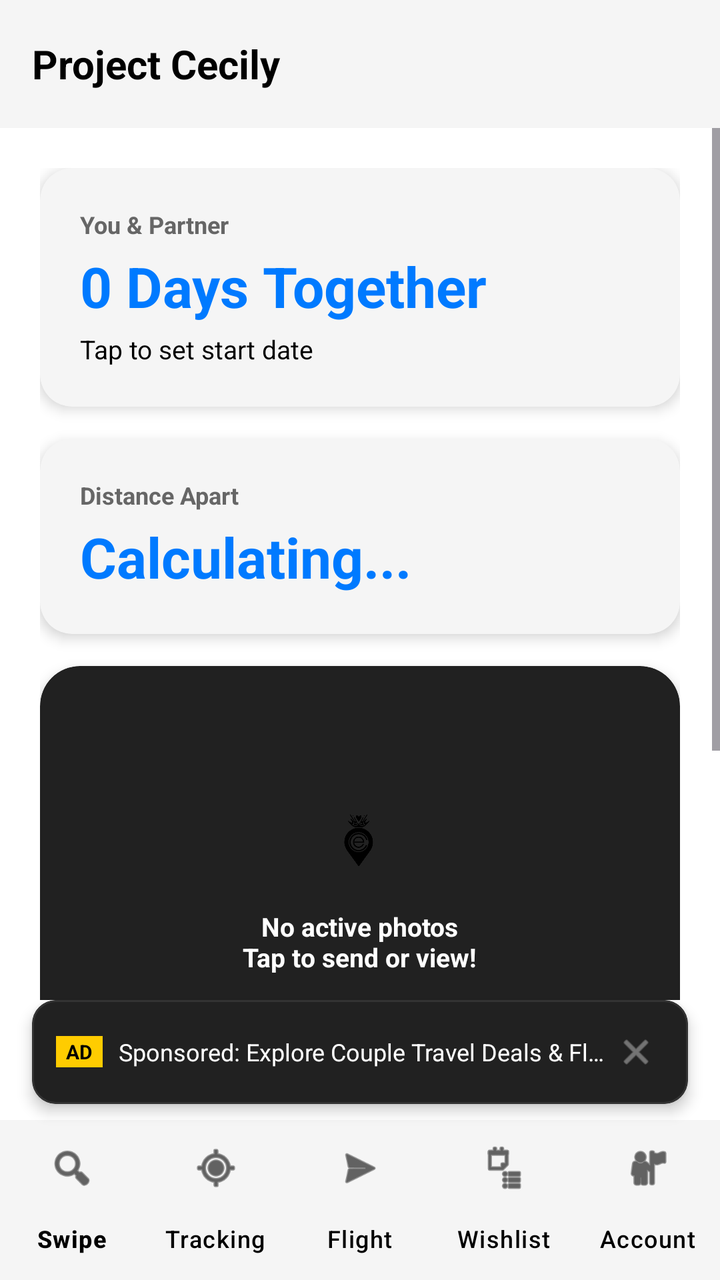
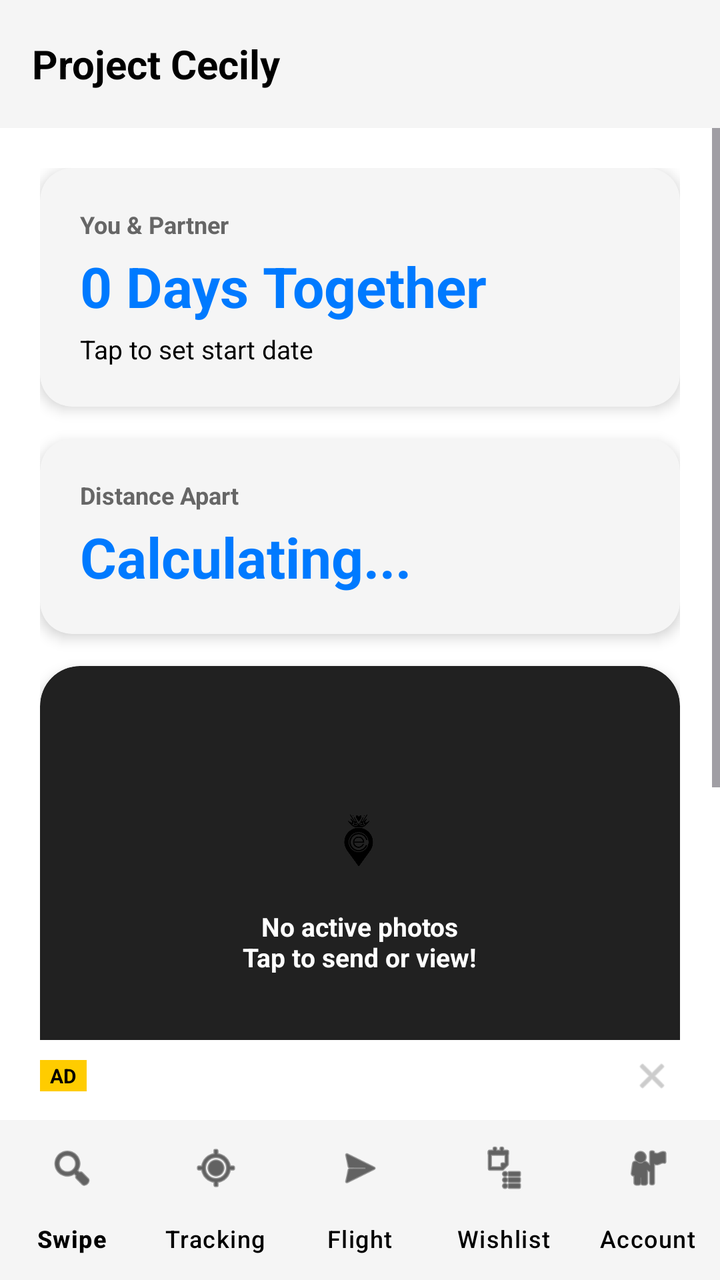

An Android layout rendered at two revisions. The XML below is the earlier revision; the diff shows what the commit changed to produce the second picture.
<!-- AndroidManifest.xml: application theme Theme.ProjectCecily -->
<!-- res/layout/activity_main.xml -->
<?xml version="1.0" encoding="utf-8"?>
<androidx.constraintlayout.widget.ConstraintLayout xmlns:android="http://schemas.android.com/apk/res/android"
    xmlns:app="http://schemas.android.com/apk/res-auto"
    android:layout_width="match_parent"
    android:layout_height="match_parent"
    android:background="@color/app_background">

    
    <com.google.android.material.appbar.AppBarLayout
        android:id="@+id/appBarLayout"
        android:layout_width="match_parent"
        android:layout_height="wrap_content"
        android:fitsSystemWindows="true"
        app:elevation="4dp"
        app:layout_constraintEnd_toEndOf="parent"
        app:layout_constraintStart_toStartOf="parent"
        app:layout_constraintTop_toTopOf="parent">

        <com.google.android.material.appbar.MaterialToolbar
            android:id="@+id/toolbar"
            android:layout_width="match_parent"
            android:layout_height="?attr/actionBarSize"
            android:background="@color/card_background">

            <RelativeLayout
                android:layout_width="match_parent"
                android:layout_height="match_parent">

                <TextView
                    android:id="@+id/tvToolbarTitle"
                    android:layout_width="wrap_content"
                    android:layout_height="wrap_content"
                    android:layout_centerVertical="true"
                    android:text="Project Cecily"
                    android:textColor="@color/text_primary"
                    android:textSize="20sp"
                    android:textStyle="bold" />
            </RelativeLayout>
        </com.google.android.material.appbar.MaterialToolbar>
    </com.google.android.material.appbar.AppBarLayout>

    <ScrollView
        android:id="@+id/main_scroll"
        android:layout_width="0dp"
        android:layout_height="0dp"
        app:layout_constraintBottom_toTopOf="@id/cardBannerAd"
        app:layout_constraintEnd_toEndOf="parent"
        app:layout_constraintStart_toStartOf="parent"
        app:layout_constraintTop_toBottomOf="@id/appBarLayout">

        <LinearLayout
            android:layout_width="match_parent"
            android:layout_height="wrap_content"
            android:orientation="vertical"
            android:padding="20dp">

            
            <com.google.android.material.card.MaterialCardView
                android:id="@+id/cardUnpairedHero"
                android:layout_width="match_parent"
                android:layout_height="wrap_content"
                android:layout_marginBottom="16dp"
                android:visibility="gone"
                app:cardBackgroundColor="@color/card_background"
                app:cardCornerRadius="16dp"
                app:cardElevation="4dp"
                app:strokeColor="@color/nav_selected"
                app:strokeWidth="1.5dp">

                <LinearLayout
                    android:layout_width="match_parent"
                    android:layout_height="wrap_content"
                    android:orientation="vertical"
                    android:padding="20dp">

                    <TextView
                        android:layout_width="wrap_content"
                        android:layout_height="wrap_content"
                        android:text="Pairing Required"
                        android:textColor="@color/nav_selected"
                        android:textSize="12sp"
                        android:textStyle="bold" />

                    <TextView
                        android:id="@+id/tvHeroPairCode"
                        android:layout_width="wrap_content"
                        android:layout_height="wrap_content"
                        android:layout_marginTop="4dp"
                        android:text="Your Code: ------"
                        android:textColor="@color/text_primary"
                        android:textSize="22sp"
                        android:textStyle="bold" />

                    <TextView
                        android:layout_width="wrap_content"
                        android:layout_height="wrap_content"
                        android:layout_marginTop="4dp"
                        android:text="Share this 6-digit code with your partner in Account Settings to sync location, flights, and wishlists!"
                        android:textColor="@color/text_secondary"
                        android:textSize="12sp" />
                </LinearLayout>
            </com.google.android.material.card.MaterialCardView>

            
            <com.google.android.material.card.MaterialCardView
                android:id="@+id/cardTogetherDays"
                android:layout_width="match_parent"
                android:layout_height="wrap_content"
                android:layout_marginBottom="16dp"
                app:cardBackgroundColor="@color/card_background"
                app:cardCornerRadius="16dp"
                app:cardElevation="4dp"
                app:strokeWidth="0dp">

                <LinearLayout
                    android:layout_width="match_parent"
                    android:layout_height="wrap_content"
                    android:orientation="vertical"
                    android:padding="20dp">

                    <TextView
                        android:id="@+id/tvCoupleNames"
                        android:layout_width="wrap_content"
                        android:layout_height="wrap_content"
                        android:text="You &amp; Partner"
                        android:textColor="@color/text_secondary"
                        android:textSize="12sp"
                        android:textStyle="bold" />

                    <TextView
                        android:id="@+id/tvTogetherDays"
                        android:layout_width="wrap_content"
                        android:layout_height="wrap_content"
                        android:layout_marginTop="4dp"
                        android:text="0 Days Together"
                        android:textColor="@color/nav_selected"
                        android:textSize="28sp"
                        android:textStyle="bold" />

                    <TextView
                        android:id="@+id/tvAnniversaryDate"
                        android:layout_width="wrap_content"
                        android:layout_height="wrap_content"
                        android:layout_marginTop="4dp"
                        android:text="Tap to set start date"
                        android:textColor="@color/text_primary"
                        android:textSize="13sp" />
                </LinearLayout>
            </com.google.android.material.card.MaterialCardView>

            
            <com.google.android.material.card.MaterialCardView
                android:id="@+id/cardProximity"
                android:layout_width="match_parent"
                android:layout_height="wrap_content"
                android:layout_marginBottom="16dp"
                app:cardBackgroundColor="@color/card_background"
                app:cardCornerRadius="16dp"
                app:cardElevation="4dp"
                app:strokeWidth="0dp">

                <LinearLayout
                    android:layout_width="match_parent"
                    android:layout_height="wrap_content"
                    android:orientation="vertical"
                    android:padding="20dp">

                    <TextView
                        android:layout_width="wrap_content"
                        android:layout_height="wrap_content"
                        android:text="Distance Apart"
                        android:textColor="@color/text_secondary"
                        android:textSize="12sp"
                        android:textStyle="bold" />

                    <TextView
                        android:id="@+id/tvLiveDistance"
                        android:layout_width="wrap_content"
                        android:layout_height="wrap_content"
                        android:layout_marginTop="4dp"
                        android:text="Calculating..."
                        android:textColor="@color/nav_selected"
                        android:textSize="28sp"
                        android:textStyle="bold" />

                    <TextView
                        android:id="@+id/tvPartnerTimeSummary"
                        android:layout_width="wrap_content"
                        android:layout_height="wrap_content"
                        android:layout_marginTop="6dp"
                        android:text=""
                        android:textColor="@color/text_primary"
                        android:textSize="13sp"
                        android:visibility="gone" />
                </LinearLayout>
            </com.google.android.material.card.MaterialCardView>

            
            <com.google.android.material.card.MaterialCardView
                android:id="@+id/cardDashPhotoCycle"
                android:layout_width="match_parent"
                android:layout_height="220dp"
                android:layout_marginBottom="16dp"
                android:clickable="true"
                android:focusable="true"
                app:cardBackgroundColor="#212121"
                app:cardCornerRadius="20dp"
                app:cardElevation="4dp"
                app:strokeWidth="0dp">

                <FrameLayout
                    android:layout_width="match_parent"
                    android:layout_height="match_parent">

                    <ImageView
                        android:id="@+id/ivDashPhotoCycle"
                        android:layout_width="match_parent"
                        android:layout_height="match_parent"
                        android:scaleType="centerCrop"
                        android:contentDescription="Partner Active Photo Stream" />

                    
                    <LinearLayout
                        android:id="@+id/layoutDashPhotoFallback"
                        android:layout_width="match_parent"
                        android:layout_height="match_parent"
                        android:gravity="center"
                        android:orientation="vertical"
                        android:padding="16dp">

                        <ImageView
                            android:layout_width="48dp"
                            android:layout_height="48dp"
                            android:src="@drawable/ic_app_logo_mono_black"
                            android:contentDescription="App Logo" />

                        <TextView
                            android:id="@+id/tvDashPhotoFallbackText"
                            android:layout_width="wrap_content"
                            android:layout_height="wrap_content"
                            android:layout_marginTop="8dp"
                            android:gravity="center"
                            android:text="No active photos\nTap to send or view!"
                            android:textColor="#FFFFFF"
                            android:textSize="13sp"
                            android:textStyle="bold" />
                    </LinearLayout>

                </FrameLayout>
            </com.google.android.material.card.MaterialCardView>

            
            <LinearLayout
                android:layout_width="match_parent"
                android:layout_height="wrap_content"
                android:layout_marginBottom="16dp"
                android:orientation="horizontal">

                
                <com.google.android.material.card.MaterialCardView
                    android:id="@+id/cardFlight"
                    android:layout_width="0dp"
                    android:layout_height="wrap_content"
                    android:layout_marginEnd="6dp"
                    android:layout_weight="1"
                    app:cardBackgroundColor="@color/card_background"
                    app:cardCornerRadius="16dp"
                    app:cardElevation="4dp"
                    app:strokeWidth="0dp">

                    <LinearLayout
                        android:layout_width="match_parent"
                        android:layout_height="wrap_content"
                        android:orientation="vertical"
                        android:padding="16dp">

                        <TextView
                            android:layout_width="wrap_content"
                            android:layout_height="wrap_content"
                            android:text="✈️ Flight Tracker"
                            android:textColor="@color/text_secondary"
                            android:textSize="11sp"
                            android:textStyle="bold" />

                        <TextView
                            android:id="@+id/tvFlightSummary"
                            android:layout_width="wrap_content"
                            android:layout_height="wrap_content"
                            android:layout_marginTop="4dp"
                            android:text="No flights added"
                            android:textColor="@color/text_primary"
                            android:textSize="14sp"
                            android:textStyle="bold" />
                    </LinearLayout>
                </com.google.android.material.card.MaterialCardView>

                
                <com.google.android.material.card.MaterialCardView
                    android:id="@+id/cardWishlist"
                    android:layout_width="0dp"
                    android:layout_height="wrap_content"
                    android:layout_marginStart="6dp"
                    android:layout_weight="1"
                    app:cardBackgroundColor="@color/card_background"
                    app:cardCornerRadius="16dp"
                    app:cardElevation="4dp"
                    app:strokeWidth="0dp">

                    <LinearLayout
                        android:layout_width="match_parent"
                        android:layout_height="wrap_content"
                        android:orientation="vertical"
                        android:padding="16dp">

                        <TextView
                            android:layout_width="wrap_content"
                            android:layout_height="wrap_content"
                            android:text="🎁 Wishlist"
                            android:textColor="@color/text_secondary"
                            android:textSize="11sp"
                            android:textStyle="bold" />

                        <TextView
                            android:id="@+id/tvWishlistSummary"
                            android:layout_width="wrap_content"
                            android:layout_height="wrap_content"
                            android:layout_marginTop="4dp"
                            android:text="No items yet"
                            android:textColor="@color/text_primary"
                            android:textSize="14sp"
                            android:textStyle="bold" />
                    </LinearLayout>
                </com.google.android.material.card.MaterialCardView>

            </LinearLayout>

        </LinearLayout>
    </ScrollView>

    
    <com.google.android.material.card.MaterialCardView
        android:id="@+id/cardBannerAd"
        android:layout_width="match_parent"
        android:layout_height="52dp"
        android:layout_marginHorizontal="16dp"
        android:layout_marginBottom="8dp"
        app:cardBackgroundColor="#212121"
        app:cardCornerRadius="12dp"
        app:cardElevation="4dp"
        app:strokeColor="#333333"
        app:strokeWidth="1dp"
        app:layout_constraintBottom_toTopOf="@id/bottom_navigation"
        app:layout_constraintEnd_toEndOf="parent"
        app:layout_constraintStart_toStartOf="parent">

        <LinearLayout
            android:layout_width="match_parent"
            android:layout_height="match_parent"
            android:gravity="center_vertical"
            android:orientation="horizontal"
            android:paddingHorizontal="12dp">

            <TextView
                android:layout_width="wrap_content"
                android:layout_height="wrap_content"
                android:background="#FFCC00"
                android:paddingHorizontal="5dp"
                android:paddingVertical="1dp"
                android:text="AD"
                android:textColor="#000000"
                android:textSize="10sp"
                android:textStyle="bold" />

            <TextView
                android:id="@+id/tvAdBannerText"
                android:layout_width="0dp"
                android:layout_height="wrap_content"
                android:layout_marginStart="8dp"
                android:layout_weight="1"
                android:ellipsize="end"
                android:singleLine="true"
                android:text="Sponsored: Explore Couple Travel Deals &amp; Flights ✈️"
                android:textColor="#FFFFFF"
                android:textSize="12sp" />

            <ImageView
                android:id="@+id/btnDismissAd"
                android:layout_width="28dp"
                android:layout_height="28dp"
                android:background="?attr/selectableItemBackgroundBorderless"
                android:clickable="true"
                android:contentDescription="Close Ad"
                android:focusable="true"
                android:padding="4dp"
                android:src="@android:drawable/ic_menu_close_clear_cancel"
                app:tint="#AAAAAA" />
        </LinearLayout>
    </com.google.android.material.card.MaterialCardView>

    
    <com.google.android.material.bottomnavigation.BottomNavigationView
        android:id="@+id/bottom_navigation"
        android:layout_width="match_parent"
        android:layout_height="wrap_content"
        android:background="@color/card_background"
        app:itemActiveIndicatorStyle="@null"
        app:itemIconTint="@color/nav_item_color"
        app:itemTextColor="@color/nav_item_color"
        app:labelVisibilityMode="labeled"
        app:layout_constraintBottom_toBottomOf="parent"
        app:menu="@menu/bottom_nav_menu" />

</androidx.constraintlayout.widget.ConstraintLayout>
<!-- resources referenced by this layout -->
<resources>
  <color name="app_background">#FFFFFF</color>
  <color name="card_background">#F5F5F5</color>
  <color name="nav_selected">#007AFF</color>
  <color name="text_primary">#000000</color>
  <color name="text_secondary">#666666</color>
  <!-- drawable ic_app_logo_mono_black: png bitmap (drawable, 12576 bytes) -->
  <style name="Theme.ProjectCecily" parent="Base.Theme.ProjectCecily" />
  <style name="Base.Theme.ProjectCecily" parent="Theme.Material3.DayNight.NoActionBar">
          
          <item name="colorPrimary">@color/nav_selected</item>
          <item name="windowActionBar">false</item>
          <item name="windowNoTitle">true</item>
  
          
          <item name="colorOnSecondaryContainer">@color/nav_selected</item>
      </style>
</resources>

<!-- the commit's change to res/layout/activity_main.xml (unified diff, before → after) -->
@@ -252,15 +252,16 @@
             
             <LinearLayout
                 android:layout_width="match_parent"
-                android:layout_height="wrap_content"
+                android:layout_height="90dp"
                 android:layout_marginBottom="16dp"
+                android:baselineAligned="false"
                 android:orientation="horizontal">
 
                 
                 <com.google.android.material.card.MaterialCardView
                     android:id="@+id/cardFlight"
                     android:layout_width="0dp"
-                    android:layout_height="wrap_content"
+                    android:layout_height="match_parent"
                     android:layout_marginEnd="6dp"
                     android:layout_weight="1"
                     app:cardBackgroundColor="@color/card_background"
@@ -272,7 +273,7 @@
                         android:layout_width="match_parent"
                         android:layout_height="wrap_content"
                         android:orientation="vertical"
-                        android:padding="16dp">
+                        android:padding="14dp">
 
                         <TextView
                             android:layout_width="wrap_content"
@@ -287,9 +288,11 @@
                             android:layout_width="wrap_content"
                             android:layout_height="wrap_content"
                             android:layout_marginTop="4dp"
+                            android:ellipsize="end"
+                            android:maxLines="2"
                             android:text="No flights added"
                             android:textColor="@color/text_primary"
-                            android:textSize="14sp"
+                            android:textSize="13sp"
                             android:textStyle="bold" />
                     </LinearLayout>
                 </com.google.android.material.card.MaterialCardView>
@@ -298,7 +301,7 @@
                 <com.google.android.material.card.MaterialCardView
                     android:id="@+id/cardWishlist"
                     android:layout_width="0dp"
-                    android:layout_height="wrap_content"
+                    android:layout_height="match_parent"
                     android:layout_marginStart="6dp"
                     android:layout_weight="1"
                     app:cardBackgroundColor="@color/card_background"
@@ -310,7 +313,7 @@
                         android:layout_width="match_parent"
                         android:layout_height="wrap_content"
                         android:orientation="vertical"
-                        android:padding="16dp">
+                        android:padding="14dp">
 
                         <TextView
                             android:layout_width="wrap_content"
@@ -325,9 +328,11 @@
                             android:layout_width="wrap_content"
                             android:layout_height="wrap_content"
                             android:layout_marginTop="4dp"
+                            android:ellipsize="end"
+                            android:maxLines="2"
                             android:text="No items yet"
                             android:textColor="@color/text_primary"
-                            android:textSize="14sp"
+                            android:textSize="13sp"
                             android:textStyle="bold" />
                     </LinearLayout>
                 </com.google.android.material.card.MaterialCardView>
@@ -341,24 +346,24 @@
     <com.google.android.material.card.MaterialCardView
         android:id="@+id/cardBannerAd"
         android:layout_width="match_parent"
-        android:layout_height="52dp"
+        android:layout_height="wrap_content"
         android:layout_marginHorizontal="16dp"
-        android:layout_marginBottom="8dp"
-        app:cardBackgroundColor="#212121"
-        app:cardCornerRadius="12dp"
-        app:cardElevation="4dp"
-        app:strokeColor="#333333"
-        app:strokeWidth="1dp"
+        android:layout_marginBottom="4dp"
+        app:cardBackgroundColor="@android:color/transparent"
+        app:cardCornerRadius="0dp"
+        app:cardElevation="0dp"
+        app:strokeWidth="0dp"
         app:layout_constraintBottom_toTopOf="@id/bottom_navigation"
         app:layout_constraintEnd_toEndOf="parent"
         app:layout_constraintStart_toStartOf="parent">
 
         <LinearLayout
             android:layout_width="match_parent"
-            android:layout_height="match_parent"
+            android:layout_height="wrap_content"
             android:gravity="center_vertical"
             android:orientation="horizontal"
-            android:paddingHorizontal="12dp">
+            android:paddingHorizontal="4dp"
+            android:paddingVertical="4dp">
 
             <TextView
                 android:layout_width="wrap_content"
